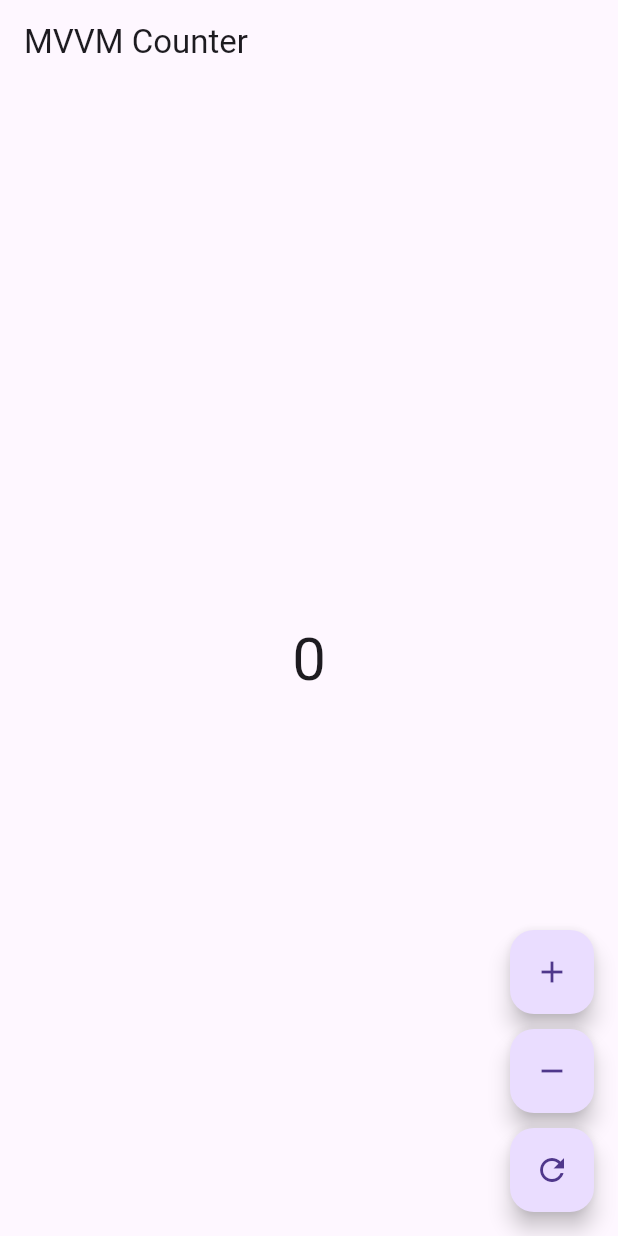
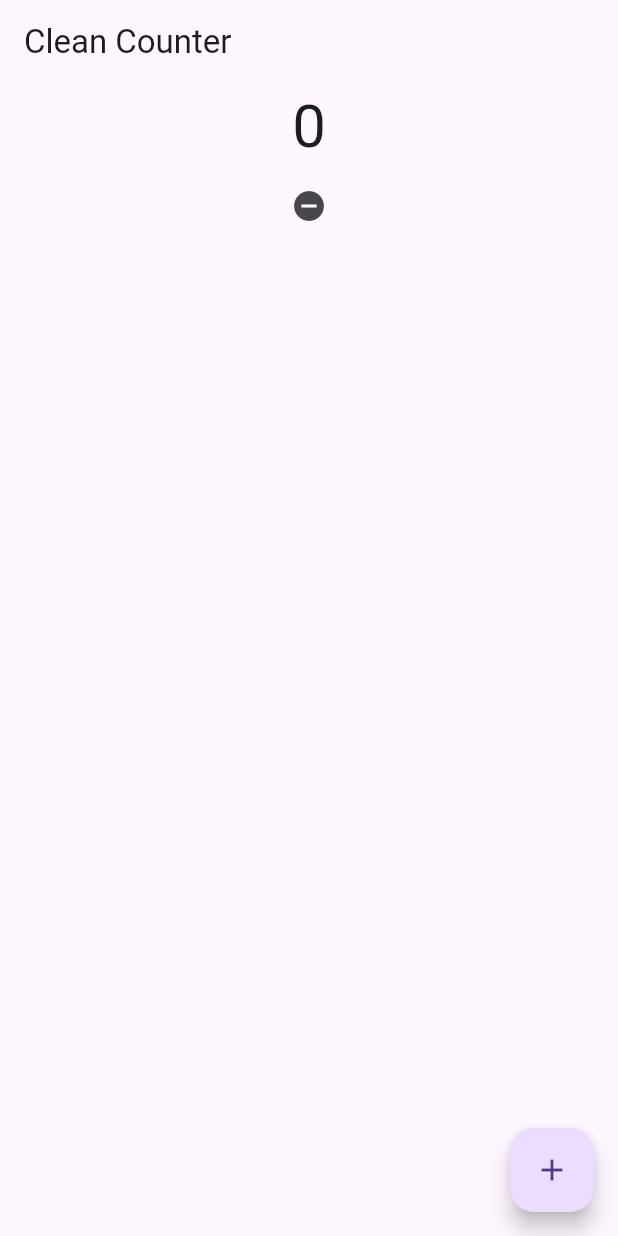
Before and after one commit to Earbaj/mvvm_simple_counter, a Flutter app: the screen it shows after launch, on a phone screen of 412 x 824 dp. Run offline on Flutter 3.47's test engine with Material 3 defaults, Android fonts, the phone set to English and light mode, and no system bars; our stand-ins replace get_it, shared_preferences.

Commit message:
ADD:mvvm with clean architecture

```diff
--- /dev/null
+++ b/lib/features/counter/domain/entities/counter.dart
@@ -0,0 +1,5 @@
+class Counter {
+  final int value;
+
+  Counter(this.value);
+}
--- /dev/null
+++ b/lib/features/counter/domain/repositories/counter_repository.dart
@@ -0,0 +1,4 @@
+abstract class CounterRepository {
+  Future<int> loadCounter();
+  Future<void> saveCounter(int value);
+}
--- /dev/null
+++ b/lib/features/counter/domain/usecases/decrement_counter.dart
@@ -0,0 +1,12 @@
+
+import 'package:simple_mvvm/features/counter/domain/repositories/counter_repository.dart';
+
+class DecrementCounter{
+  final CounterRepository repository;
+  DecrementCounter(this.repository);
+  Future<int> call(int previousValue)async{
+    final newValue = previousValue-1;
+    await repository.saveCounter(newValue);
+    return newValue;
+  }
+}
--- /dev/null
+++ b/lib/features/counter/domain/usecases/increment_counter.dart
@@ -0,0 +1,13 @@
+import '../repositories/counter_repository.dart';
+
+class IncrementCounter {
+  final CounterRepository repository;
+
+  IncrementCounter(this.repository);
+
+  Future<int> call(int currentValue) async {
+    final newValue = currentValue + 1;
+    await repository.saveCounter(newValue);
+    return newValue;
+  }
+}
--- /dev/null
+++ b/lib/features/counter/presentation/pages/counter_page.dart
@@ -0,0 +1,31 @@
+import 'package:flutter/material.dart';
+import 'package:provider/provider.dart';
+import '../viewmodel/counter_viewmodel.dart';
+
+class CounterPage extends StatelessWidget {
+  @override
+  Widget build(BuildContext context) {
+    final vm = context.watch<CounterViewModel>();
+
+    return Scaffold(
+      appBar: AppBar(title: Text("Clean Counter")),
+      body: Center(
+        child: Column(
+          children: [
+            Text(
+              vm.value.toString(),
+              style: TextStyle(fontSize: 40),
+            ),
+            IconButton(onPressed: (){
+              vm.decrement();
+            }, icon: Icon(Icons.remove_circle))
+          ],
+        ),
+      ),
+      floatingActionButton: FloatingActionButton(
+        onPressed: vm.increment,
+        child: Icon(Icons.add),
+      ),
+    );
+  }
+}
--- /dev/null
+++ b/lib/features/counter/presentation/viewmodel/counter_viewmodel.dart
@@ -0,0 +1,33 @@
+import 'package:flutter/material.dart';
+import 'package:simple_mvvm/features/counter/domain/usecases/decrement_counter.dart';
+import '../../domain/usecases/increment_counter.dart';
+import '../../domain/repositories/counter_repository.dart';
+
+class CounterViewModel extends ChangeNotifier {
+  final IncrementCounter incrementCounter;
+  final DecrementCounter decrementCounter;
+  final CounterRepository repository;
+
+  int value = 0;
+
+  CounterViewModel({
+    required this.incrementCounter,
+    required this.decrementCounter,
+    required this.repository,
+  });
+
+  Future<void> load() async {
+    value = await repository.loadCounter();
+    notifyListeners();
+  }
+
+  Future<void> increment() async {
+    value = await incrementCounter(value);
+    notifyListeners();
+  }
+
+  Future<void> decrement()async{
+    value = await decrementCounter(value);
+    notifyListeners();
+  }
+}
--- a/lib/model/counter_model.dart
+++ /dev/null
@@ -1,5 +0,0 @@
-class CounterModel {
-  int value;
-
-  CounterModel({this.value = 0});
-}
--- a/lib/view/counter_screen.dart
+++ /dev/null
@@ -1,40 +0,0 @@
-import 'package:flutter/material.dart';
-import 'package:provider/provider.dart';
-
-import '../viewmodel/counter_view_model.dart';
-
-class CounterScreen extends StatelessWidget {
-  @override
-  Widget build(BuildContext context) {
-    final viewModel = Provider.of<CounterViewModel>(context);
-
-    return Scaffold(
-      appBar: AppBar(title: Text('MVVM Counter')),
-      body: Center(
-        child: Text(
-          '${viewModel.counter}',
-          style: TextStyle(fontSize: 40),
-        ),
-      ),
-      floatingActionButton: Column(
-        mainAxisAlignment: MainAxisAlignment.end,
-        children: [
-          FloatingActionButton(
-            onPressed: viewModel.increment,
-            child: Icon(Icons.add),
-          ),
-          SizedBox(height: 10),
-          FloatingActionButton(
-            onPressed: viewModel.decrement,
-            child: Icon(Icons.remove),
-          ),
-          SizedBox(height: 10),
-          FloatingActionButton(
-            onPressed: viewModel.reset,
-            child: Icon(Icons.refresh),
-          ),
-        ],
-      ),
-    );
-  }
-}
--- a/lib/viewmodel/counter_view_model.dart
+++ /dev/null
@@ -1,23 +0,0 @@
-import 'package:flutter/material.dart';
-import '../model/counter_model.dart';
-
-class CounterViewModel extends ChangeNotifier {
-  CounterModel _counter = CounterModel();
-
-  int get counter => _counter.value;
-
-  void increment() {
-    _counter.value++;
-    notifyListeners();
-  }
-
-  void decrement() {
-    _counter.value--;
-    notifyListeners();
-  }
-
-  void reset() {
-    _counter.value = 0;
-    notifyListeners();
-  }
-}
--- a/pubspec.yaml
+++ b/pubspec.yaml
@@ -35,6 +35,8 @@ dependencies:
   # Use with the CupertinoIcons class for iOS style icons.
   cupertino_icons: ^1.0.8
   provider: ^6.1.2
+  shared_preferences: ^2.5.3
+  get_it: ^9.2.0
 
 dev_dependencies:
   flutter_test:
```
Also changed, not shown: lib/di/injection_container.dart (added, +34 -0 lines), lib/features/counter/data/datasources/counter_local_datasource.dart (added, +23 -0 lines), lib/features/counter/data/repositories/counter_repository_impl.dart (added, +14 -0 lines), lib/main.dart (+10 -6 lines), pubspec.lock, 2 other files.
